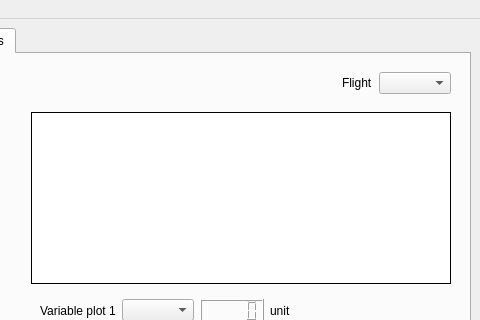
Before: the Qt Designer form src/gui/mainwindow.ui in TheGoodWeather/Vector-Vario-Analyzer, drawn with Qt 5; both pictures show x 517 to 997 and y 0 to 320 of the 997 by 857 pixel window.
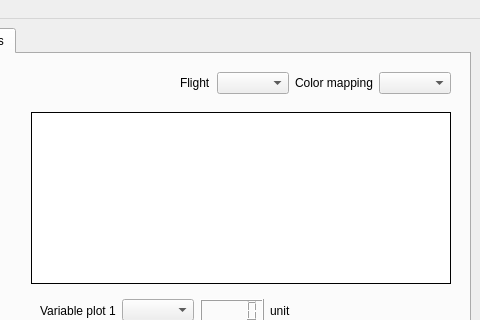
After: the same form once the commit is applied. Custom widgets are drawn as their Qt base class.

Commit message: 3D color mapping

```diff
--- a/src/gui/mainwindow.ui
+++ b/src/gui/mainwindow.ui
@@ -2089,6 +2089,16 @@
               <item>
                <widget class="QComboBox" name="comboBox_select_flight_dyntab"/>
               </item>
+              <item>
+               <widget class="QLabel" name="label_30">
+                <property name="text">
+                 <string>Color mapping</string>
+                </property>
+               </widget>
+              </item>
+              <item>
+               <widget class="QComboBox" name="comboBox_colormap_dyna"/>
+              </item>
              </layout>
             </widget>
            </item>
```
Left out of the diff: 2 changed lines with no effect on the pictures. The commit also changes 5 other files.
